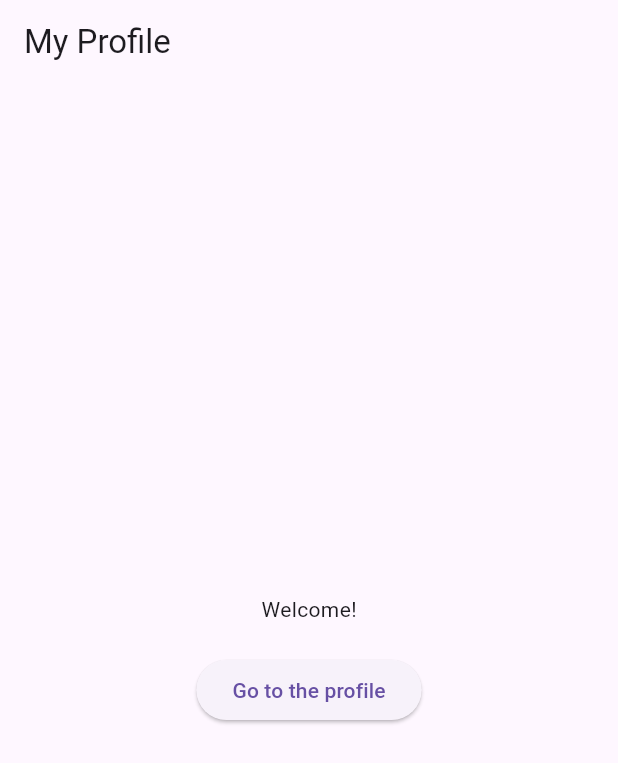
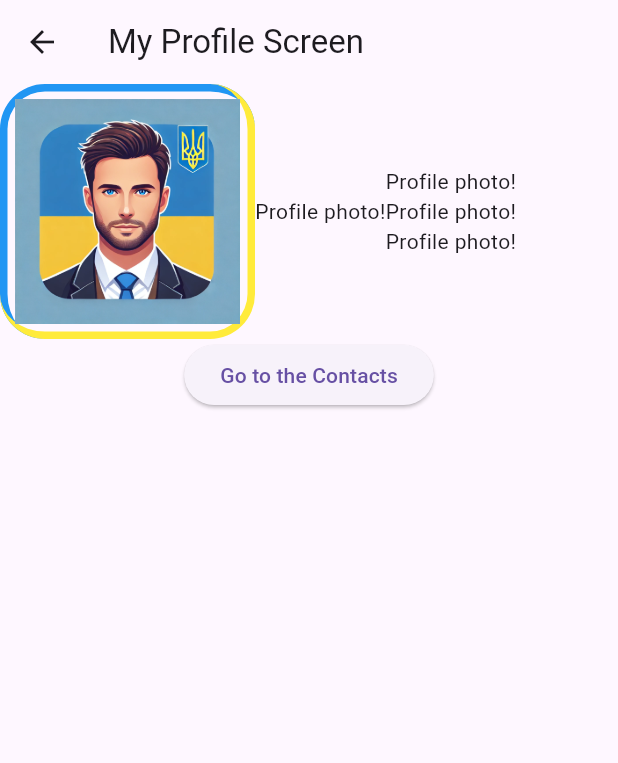
Before and after one commit to Spartakm67/flutter_home_work6, a Flutter app: the screen it shows after launch, after a tap on "Go to the profile", on a phone screen of 412 x 824 dp. Shown: the top 763 px of the screen. Run offline on Flutter 3.47's test engine with Material 3 defaults, Android fonts, the phone set to English and light mode, and no system bars.

Commit message:
Profile_screen added

```diff
--- a/lib/main.dart
+++ b/lib/main.dart
@@ -20,8 +20,8 @@
       initialRoute: '/',
       routes: {
         '/': (context) => const HomeScreen(),
-        // '/profile': (context) => const ProfileScreen(),
-        // '/contacts': (context) => const ContactsScreen(),
+        '/profile': (context) => const ProfileScreen(),
+        '/contacts': (context) => const ContactsScreen(),
       }
     );
   }
--- a/lib/screens/contacts_screen.dart
+++ b/lib/screens/contacts_screen.dart
@@ -0,0 +1,37 @@
+import 'package:flutter/material.dart';
+
+class ContactsScreen extends StatelessWidget {
+  const ContactsScreen({super.key});
+
+  @override
+  Widget build(BuildContext context) {
+    return Scaffold(
+      appBar: AppBar(
+        title: const Text(
+          'My Contacts',
+        ),
+      ),
+      body: Center(
+        child: Column(
+          mainAxisAlignment: MainAxisAlignment.center,
+          children: [
+            const Text(
+              'Welcome!',
+            ),
+            const SizedBox(
+              height: 20,
+            ),
+            ElevatedButton(
+              onPressed: () {
+                Navigator.pushNamed(context, '/profile');
+              },
+              child: const Text(
+                'Go to the profile',
+              ),
+            ),
+          ],
+        ),
+      ),
+    );
+  }
+}
--- a/lib/screens/profile_screen.dart
+++ b/lib/screens/profile_screen.dart
@@ -0,0 +1,49 @@
+import 'package:flutter/material.dart';
+import 'package:flutter_home_work6/widgets/image_assets_container.dart';
+
+class ProfileScreen extends StatelessWidget {
+  const ProfileScreen({super.key});
+
+  @override
+  Widget build(BuildContext context) {
+    return Scaffold(
+      appBar: AppBar(
+        title: const Text(
+          'My Profile Screen',
+        ),
+      ),
+      body: Center(
+        child: Column(children: [
+          Row(children: [
+            ImageAssetsContainer(),
+            const Text(
+              'Profile photo!',
+            ),
+            Column(
+              mainAxisAlignment: MainAxisAlignment.center,
+              children: [
+                const Text(
+                  'Profile photo!',
+                ),
+                const Text(
+                  'Profile photo!',
+                ),
+                const Text(
+                  'Profile photo!',
+                ),
+              ],
+            ),
+          ]),
+          ElevatedButton(
+            onPressed: () {
+              Navigator.pushNamed(context, '/contacts');
+            },
+            child: const Text(
+              'Go to the Contacts',
+            ),
+          ),
+        ]),
+      ),
+    );
+  }
+}
--- /dev/null
+++ b/lib/widgets/image_assets_container.dart
@@ -0,0 +1,72 @@
+import 'package:flutter/material.dart';
+//
+// class ImageAssetsContainer extends StatelessWidget {
+//     const ImageAssetsContainer({super.key});
+//
+//   @override
+//   Widget build(BuildContext context) {
+//     return Container(
+//       padding: const EdgeInsets.all(10),
+//       decoration: BoxDecoration(
+//         border: Border.all(
+//           color: Colors.redAccent,
+//           width: 5.0,
+//         ),
+//         borderRadius: BorderRadius.circular(30),
+//       ),
+//       child: Image.asset(
+//         'assets/images/profile_image.webp',
+//         height: 200,
+//         width: 200,
+//       ),
+//     );
+//   }
+// }
+
+class ImageAssetsContainer extends StatelessWidget {
+  const ImageAssetsContainer({super.key});
+
+  @override
+  Widget build(BuildContext context) {
+    return Center(
+      child: Stack(
+        children: [
+          Positioned.fill(
+            child: Container(
+              decoration: BoxDecoration(
+                borderRadius: BorderRadius.circular(30),
+                border: Border(
+                  top: BorderSide(color: Colors.blue, width: 5.0),
+                  left: BorderSide(color: Colors.blue, width: 5.0),
+                ),
+              ),
+            ),
+          ),
+          Positioned.fill(
+            child: Container(
+              decoration: BoxDecoration(
+                borderRadius: BorderRadius.circular(30),
+                border: Border(
+                  right: BorderSide(color: Colors.yellow, width: 5.0),
+                  bottom: BorderSide(color: Colors.yellow, width: 5.0),
+                ),
+              ),
+            ),
+          ),
+          // Контейнер для зображення
+          Container(
+            padding: const EdgeInsets.all(10),
+            decoration: BoxDecoration(
+              borderRadius: BorderRadius.circular(30),
+            ),
+            child: Image.asset(
+              'assets/images/profile_image.webp',
+              height: 150,
+              width: 150,
+            ),
+          ),
+        ],
+      ),
+    );
+  }
+}
--- a/pubspec.yaml
+++ b/pubspec.yaml
@@ -22,7 +22,7 @@ environment:
   sdk: ^3.5.3
 
 # Dependencies specify other packages that your package needs in order to work.
-# To automatically upgrade your package dependencies to the latest versions
+# To automatically upgrade your package dependencies to the latest versions,
 # consider running `flutter pub upgrade --major-versions`. Alternatively,
 # dependencies can be manually updated by changing the version numbers below to
 # the latest version available on pub.dev. To see which dependencies have newer
@@ -59,8 +59,8 @@ flutter:
   uses-material-design: true
 
   # To add assets to your application, add an assets section, like this:
-  # assets:
-  #   - images/a_dot_burr.jpeg
+  assets:
+    - assets/images/
   #   - images/a_dot_ham.jpeg
 
   # An image asset can refer to one or more resolution-specific "variants", see
```
Also changed, not shown: assets/images/profile_image.webp (added).
